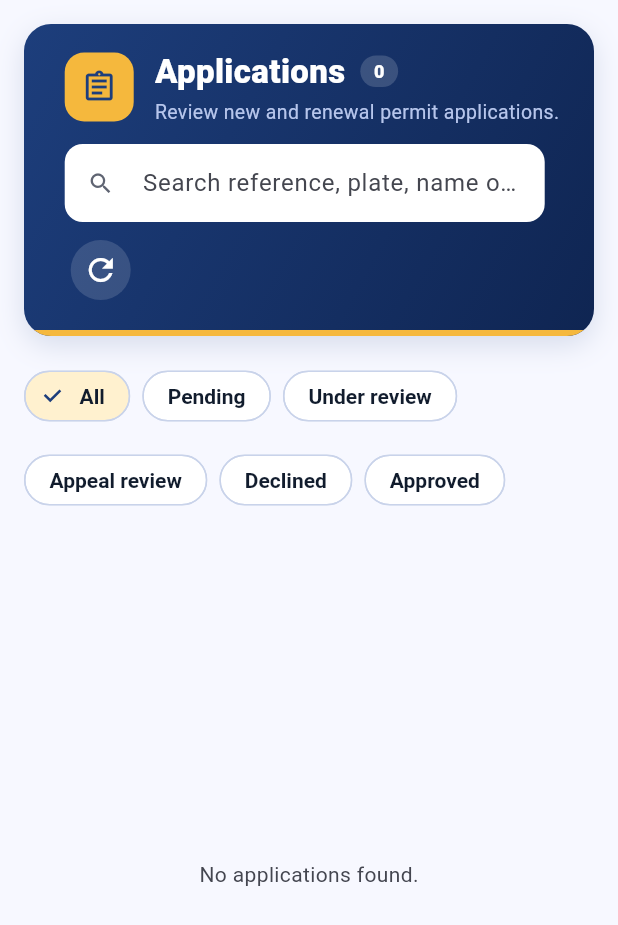
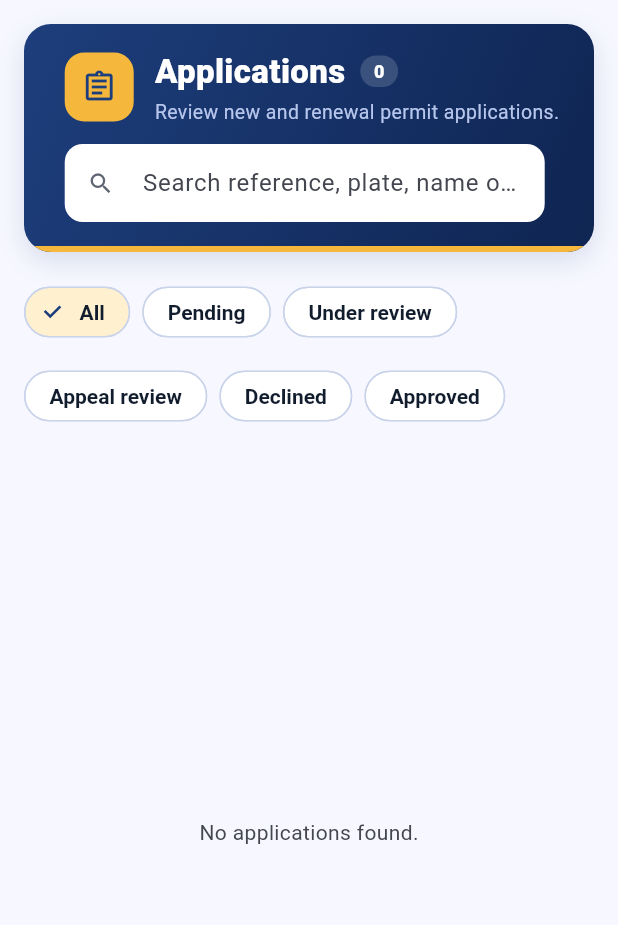
Before and after one commit to Itzmejian/UCU-ParkPermit-Admin, a Flutter app: the ApplicationsPage widget shown alone on an empty page, opened directly, on a phone screen of 412 x 824 dp. Shown: the top 925 px of the screen. Run offline on Flutter 3.47's test engine with Material 3 defaults, Android fonts, the phone set to English and light mode, and no system bars; our stand-ins replace qr_flutter, supabase_flutter, web; missing offline and left inert: dart:js_interop, dart:ui_web; accounts and stored records are empty.

Commit message:
Remove refresh buttons from all admin pages

```diff
--- a/lib/pages/application_detail_page.dart
+++ b/lib/pages/application_detail_page.dart
@@ -381,10 +381,6 @@ class _ApplicationDetailPageState extends State<ApplicationDetailPage> {
     return Scaffold(
       appBar: AppBar(
         title: const Text('Review application', style: TextStyle(fontWeight: FontWeight.w800)),
-        actions: [
-          IconButton(tooltip: 'Refresh', icon: const Icon(Icons.refresh), onPressed: _load),
-          const SizedBox(width: 8),
-        ],
       ),
       body: _loading && _app == null
           ? const Center(child: CircularProgressIndicator())
--- a/lib/pages/applications_page.dart
+++ b/lib/pages/applications_page.dart
@@ -90,7 +90,6 @@ class _ApplicationsPageState extends State<ApplicationsPage> {
                 onChanged: (v) => setState(() => _query = v),
                 hint: 'Search reference, plate, name or ID',
               ),
-              headerRefresh(_load),
             ],
           ),
           const SizedBox(height: 16),
--- a/lib/pages/common.dart
+++ b/lib/pages/common.dart
@@ -161,7 +161,6 @@ class ListPageFrame extends StatelessWidget {
             count: loading || error != null ? null : children.length,
             actions: [
               if (onSearch != null) headerSearch(context, onChanged: onSearch!, hint: searchHint ?? 'Search'),
-              headerRefresh(onRefresh),
               ...actions,
             ],
           ),
--- a/lib/pages/user_detail_page.dart
+++ b/lib/pages/user_detail_page.dart
@@ -297,10 +297,6 @@ class _UserDetailPageState extends State<UserDetailPage> {
     return Scaffold(
       appBar: AppBar(
         title: const Text('User details'),
-        actions: [
-          IconButton(tooltip: 'Refresh', icon: const Icon(Icons.refresh), onPressed: _load),
-          const SizedBox(width: 8),
-        ],
       ),
       body: _loading
           ? const Center(child: CircularProgressIndicator())
```
